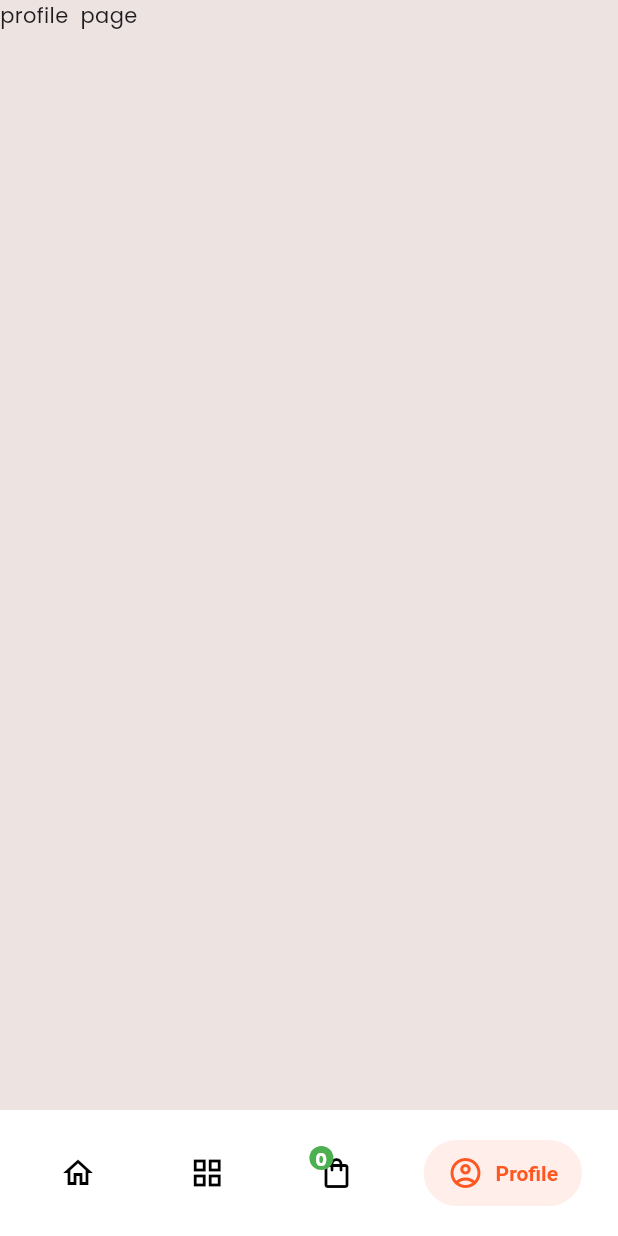
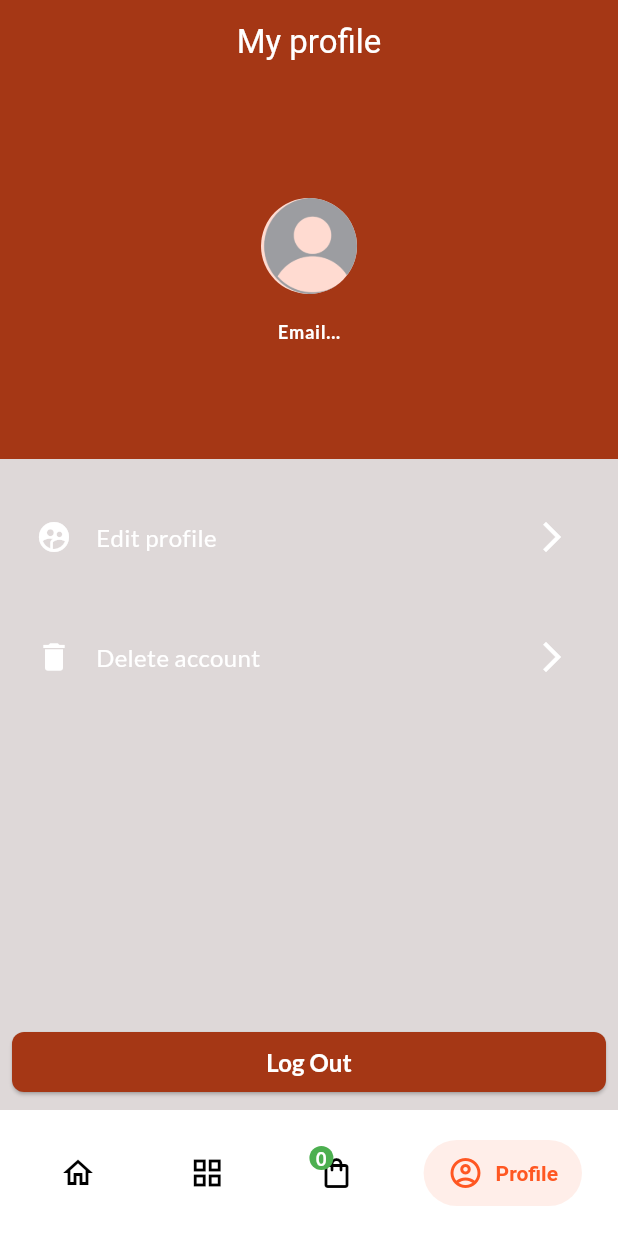
Before and after one commit to KabetEx/KabetEx, a Flutter app: the screen it shows once a user with an empty profile is signed in, swiped to page 4, on a phone screen of 412 x 824 dp. Run offline on Flutter 3.47's test engine with Material 3 defaults, Android fonts, the phone set to English and light mode, and no system bars; drawn by our look-alikes of salomon_bottom_bar; our stand-ins replace cached_network_image, carousel_slider, flutter_riverpod, flutter_switch, google_fonts, hive and 5 more; accounts and stored records are empty.

Commit message:
profile page ui

```diff
--- a/lib/features/auth/presentation/profile_page.dart
+++ /dev/null
@@ -1,19 +0,0 @@
-import 'package:flutter/material.dart';
-import 'package:flutter_riverpod/flutter_riverpod.dart';
-import 'package:kabetex/providers/theme_provider.dart';
-
-class ProfilePage extends ConsumerWidget {
-  const ProfilePage({super.key});
-
-  @override
-  Widget build(BuildContext context, ref) {
-    final isDarkMode = ref.watch(isDarkModeProvider);
-
-    return Scaffold(
-      backgroundColor: isDarkMode
-          ? Colors.black
-          : const Color.fromARGB(255, 237, 228, 225),
-      body: const SafeArea(child: Text('profile  page')),
-    );
-  }
-}
--- a/lib/features/home/presentations/tabs_screen.dart
+++ b/lib/features/home/presentations/tabs_screen.dart
@@ -2,7 +2,7 @@ import 'package:flutter/material.dart';
 import 'package:kabetex/features/cart/presentations/cart_page.dart';
 import 'package:kabetex/features/categories/presentations/categories_page.dart';
 import 'package:kabetex/features/home/presentations/home_page.dart';
-import 'package:kabetex/features/auth/presentation/profile_page.dart';
+import 'package:kabetex/features/profile_page/presentantion/profile_page.dart';
 import 'package:kabetex/providers/nav_bar.dart';
 import 'package:kabetex/providers/theme_provider.dart';
 import 'package:kabetex/features/home/widgets/bottom_nav_bar.dart';
--- a/lib/features/home/widgets/app_title_row.dart
+++ b/lib/features/home/widgets/app_title_row.dart
@@ -2,9 +2,9 @@ import 'package:flutter/material.dart';
 import 'package:flutter_riverpod/flutter_riverpod.dart';
 import 'package:flutter_switch/flutter_switch.dart';
 import 'package:hive_flutter/hive_flutter.dart';
+import 'package:kabetex/features/profile_page/data/profile_services.dart';
 import 'package:kabetex/features/search/search_page.dart';
 import 'package:kabetex/providers/theme_provider.dart';
-import 'package:kabetex/features/auth/data/auth_services.dart';
 
 class AppTitleRow extends ConsumerStatefulWidget {
   const AppTitleRow({super.key});
@@ -29,7 +29,7 @@ class _AppTitleRowState extends ConsumerState<AppTitleRow> {
   }
 
   void loadUserName() async {
-    final profile = await AuthService().getProfile();
+    final profile = await ProfileServices().getProfile();
 
     if (profile != null) {
       final fullName = profile['full_name'] ?? '';
--- a/lib/features/products/widgets/product_card.dart
+++ b/lib/features/products/widgets/product_card.dart
@@ -60,7 +60,7 @@ class _ProductCardState extends ConsumerState<ProductCard> {
           boxShadow: [
             BoxShadow(
               color: isDarkMode
-                  ? Colors.grey[700]!
+                  ? const Color.fromARGB(255, 65, 64, 64)
                   : const Color.fromARGB(255, 84, 84, 84),
               blurRadius: 1,
               offset: const Offset(1, 1),
--- /dev/null
+++ b/lib/features/profile_page/data/profile_services.dart
@@ -0,0 +1,39 @@
+import 'package:supabase_flutter/supabase_flutter.dart';
+
+class ProfileServices {
+  final _supabase = Supabase.instance.client;
+
+   // ---------------- FETCH PROFILE ----------------
+  Future<Map<String, dynamic>?> getProfile() async {
+    final user = _supabase.auth.currentUser;
+    if (user == null) return null;
+
+    try {
+      final res = await _supabase
+          .from('profiles')
+          .select()
+          .eq('id', user.id)
+          .single();
+
+      return res;
+    } catch (e) {
+      print('Get Profile Error: $e');
+    }
+
+    return null;
+  }
+
+  // ---------------- UPDATE PROFILE ----------------
+  Future<void> updateProfile(Map<String, dynamic> updates) async {
+    final user = _supabase.auth.currentUser;
+    if (user == null) return;
+
+    try {
+      await _supabase.from('profiles').update(updates).eq('id', user.id);
+      print('Profile updated');
+    } catch (e) {
+      print('Update Profile Error: $e');
+    }
+  }
+
+}
--- /dev/null
+++ b/lib/features/profile_page/presentantion/profile_page.dart
@@ -0,0 +1,148 @@
+import 'package:flutter/material.dart';
+import 'package:flutter_riverpod/flutter_riverpod.dart';
+import 'package:kabetex/common/slide_routing.dart';
+import 'package:kabetex/features/profile_page/data/profile_services.dart';
+import 'package:kabetex/features/profile_page/presentantion/edit_profile.dart';
+import 'package:kabetex/features/profile_page/widgets/not_logged_In.dart';
+import 'package:supabase_flutter/supabase_flutter.dart';
+
+class ProfilePage extends ConsumerStatefulWidget {
+  const ProfilePage({super.key});
+
+  @override
+  ConsumerState<ProfilePage> createState() => _ProfilePageState();
+}
+
+class _ProfilePageState extends ConsumerState<ProfilePage> {
+  final _user = Supabase.instance.client.auth.currentUser;
+  final _profileService = ProfileServices();
+
+  bool get isLoggedIn => _user != null;
+
+  @override
+  Widget build(BuildContext context) {
+    return Scaffold(
+      appBar: AppBar(
+        title: const Text('My profile'),
+        centerTitle: true,
+        backgroundColor: const Color.fromARGB(255, 165, 55, 21),
+      ),
+      bottomNavigationBar: isLoggedIn
+          ? Padding(
+              padding: const EdgeInsets.symmetric(horizontal: 8.0, vertical: 8),
+              child: ElevatedButton(
+                style: ElevatedButton.styleFrom(
+                  backgroundColor: const Color.fromARGB(255, 165, 55, 21),
+                  shape: RoundedRectangleBorder(
+                    borderRadius: BorderRadius.circular(8),
+                  ),
+                ),
+                onPressed: () {},
+                child: const Text(
+                  'Log Out',
+                  style: TextStyle(
+                    color: Colors.white,
+                    fontWeight: FontWeight.bold,
+                  ),
+                ),
+              ),
+            )
+          : null,
+      body: isLoggedIn
+          ? Column(
+              children: [
+                //top container
+                Container(
+                  height: 250,
+                  width: double.infinity,
+                  decoration: const BoxDecoration(
+                    color: Color.fromARGB(255, 165, 55, 21),
+                  ),
+                  child: Column(
+                    mainAxisAlignment: MainAxisAlignment.center,
+                    mainAxisSize: MainAxisSize.min,
+                    //crossAxisAlignment: CrossAxisAlignment.center,
+                    children: [
+                      const CircleAvatar(
+                        backgroundImage: AssetImage(
+                          'assets/images/avatar1.png',
+                        ),
+                        radius: 32,
+                      ), // to be worked on later...
+                      const SizedBox(height: 16),
+
+                      Text(
+                        'Email...',
+                        style: Theme.of(context).textTheme.bodyLarge!.copyWith(
+                          color: Colors.white,
+                          fontWeight: FontWeight.bold,
+                        ),
+                      ),
+                    ],
+                  ),
+                ),
+
+                const SizedBox(height: 16),
+
+                Padding(
+                  padding: const EdgeInsets.all(8.0),
+                  child: InkWell(
+                    splashColor: Colors.grey,
+                    child: ListTile(
+                      title: Text(
+                        'Edit profile',
+                        style: Theme.of(context).textTheme.bodyMedium!.copyWith(
+                          color: Colors.white,
+                          fontSize: 16,
+                        ),
+                      ),
+                      leading: const Icon(
+                        Icons.supervised_user_circle,
+                        color: Colors.white,
+                      ),
+                      trailing: const Icon(
+                        Icons.arrow_forward_ios_outlined,
+                        color: Colors.white,
+                      ),
+                      onTap: () {
+                        Navigator.push(
+                          context,
+                          SlideRouting(page: const EditProfilePage()),
+                        );
+                      },
+                    ),
+                  ),
+                ),
+                const SizedBox(height: 8),
+
+                Padding(
+                  padding: const EdgeInsets.all(8.0),
+                  child: InkWell(
+                    splashColor: Colors.grey,
+                    child: ListTile(
+                      title: Text(
+                        'Delete account',
+                        style: Theme.of(context).textTheme.bodyMedium!.copyWith(
+                          color: Colors.white,
+                          fontSize: 16,
+                        ),
+                      ),
+                      leading: const Icon(Icons.delete, color: Colors.white),
+                      trailing: const Icon(
+                        Icons.arrow_forward_ios_outlined,
+                        color: Colors.white,
+                      ),
+                      onTap: () {
+                        //show dialog to confirm account deletion
+                      },
+                    ),
+                  ),
+                ),
+
+                const Spacer(),
+              ],
+            )
+          : const NotLoggedIn(),
+    );
+  }
+}
--- a/lib/main.dart
+++ b/lib/main.dart
@@ -84,35 +84,29 @@ class MyApp extends ConsumerWidget {
           headlineLarge: GoogleFonts.baloo2(
             fontSize: 40,
             fontWeight: FontWeight.bold,
+            color: Colors.black,
           ),
           titleLarge: GoogleFonts.poppins(
             fontSize: 32,
             fontWeight: FontWeight.bold,
-            color: kLightColorScheme.onPrimaryContainer,
+            color: Colors.black,
           ),
           titleMedium: GoogleFonts.poppins(
+            fontWeight: FontWeight.bold,
             fontSize: 28,
-            color: kLightColorScheme.onPrimaryContainer,
+            color: Colors.black,
           ),
           titleSmall: GoogleFonts.poppins(
+            fontWeight: FontWeight.bold,
             fontSize: 24,
-            color: kLightColorScheme.onPrimaryContainer,
+            color: Colors.black,
           ),
-          labelLarge: GoogleFonts.lato(
-            fontSize: 16,
-            fontWeight: FontWeight.bold,
-            color: kLightColorScheme.onPrimaryContainer,
-          ),
-          labelMedium: GoogleFonts.lato(
-            fontSize: 14,
-            fontWeight: FontWeight.bold,
-            color: kLightColorScheme.onPrimaryContainer,
-          ),
-          labelSmall: GoogleFonts.lato(
-            fontSize: 12,
-            fontWeight: FontWeight.bold,
-            color: kLightColorScheme.onPrimaryContainer,
-          ),
+          labelLarge: GoogleFonts.lato(fontSize: 16, color: Colors.black),
+          labelMedium: GoogleFonts.lato(fontSize: 14, color: Colors.black),
+          labelSmall: GoogleFonts.lato(fontSize: 12, color: Colors.black),
+          bodyLarge: GoogleFonts.lato(fontSize: 12, color: Colors.black),
+          bodyMedium: GoogleFonts.lato(fontSize: 12, color: Colors.black),
+          bodySmall: GoogleFonts.lato(fontSize: 12, color: Colors.black),
         ),
         elevatedButtonTheme: ElevatedButtonThemeData(
           style: ElevatedButton.styleFrom(
@@ -141,28 +135,22 @@ class MyApp extends ConsumerWidget {
           titleLarge: GoogleFonts.poppins(
             fontSize: 32,
             fontWeight: FontWeight.bold,
-            color: kLightColorScheme.primary,
+            color: Colors.white,
           ),
           titleMedium: GoogleFonts.poppins(
             fontSize: 28,
-            color: kLightColorScheme.onPrimaryContainer,
+            fontWeight: FontWeight.bold,
+            color: Colors.white,
           ),
           titleSmall: GoogleFonts.poppins(
             fontSize: 24,
-            color: kLightColorScheme.onPrimaryContainer,
+            fontWeight: FontWeight.bold,
+            color: Colors.white,
           ),
-          labelLarge: GoogleFonts.poppins(
-            fontSize: 20,
-            color: kLightColorScheme.onPrimaryContainer,
-          ),
-          labelMedium: GoogleFonts.poppins(
-            fontSize: 18,
-            color: kLightColorScheme.onPrimaryContainer,
-          ),
-          labelSmall: GoogleFonts.poppins(
-            fontSize: 16,
-            color: kLightColorScheme.onPrimaryContainer,
-          ),
+          labelLarge: GoogleFonts.lato(fontSize: 20, color: Colors.white),
+          labelMedium: GoogleFonts.lato(fontSize: 18, color: Colors.white),
+          labelSmall: GoogleFonts.lato(fontSize: 16, color: Colors.white),
+          bodyLarge: GoogleFonts.lato(fontSize: 16, color: Colors.white),
         ),
       ),
       home: StreamBuilder<AuthState>(
--- a/pubspec.yaml
+++ b/pubspec.yaml
@@ -72,6 +72,7 @@ flutter:
     - assets/images/hero1.jpeg
     - assets/images/hero2.jpeg
     - assets/images/placeholder.png
+    - assets/images/avatar1.png
 
   # fonts:
   #   - family: Schyler
```
Also changed, not shown: lib/features/auth/data/auth_services.dart (+0 -33 lines), lib/features/home/presentations/home_page.dart (+6 -2 lines), lib/features/profile_page/presentantion/edit_profile.dart (added, +15 -0 lines), lib/features/profile_page/widgets/not_logged_In.dart (added, +56 -0 lines), assets/images/avatar1.png (added), lib/providers/profile_page/profile_provider.dart (added).
